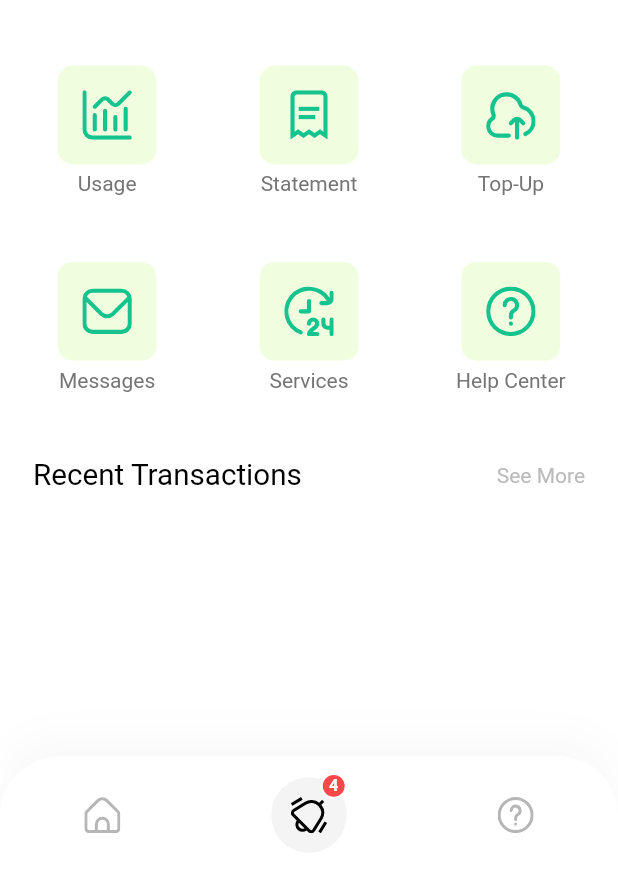
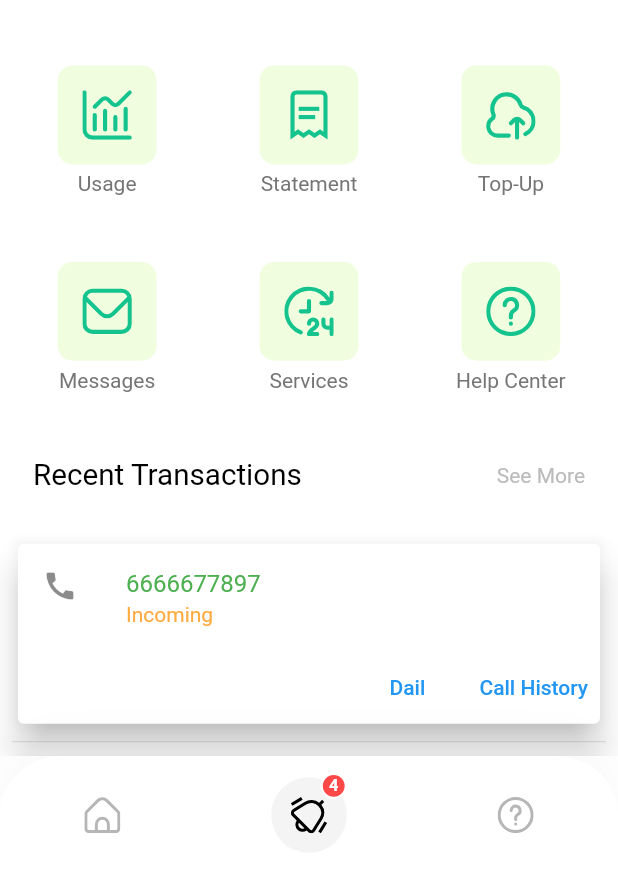
Before and after one commit to lynnemunini/easylight, a Flutter app: the HomeScreen screen opened by its route, on a phone screen of 412 x 824 dp, the part 362-1236 px from its top. Run offline on Flutter 3.47's test engine with Material 2 defaults, Android fonts, the phone set to English and light mode, and no system bars; our stand-ins replace flutter_svg; Roboto replaces fonts that are missing (poppins).

Commit message:
Added Transaction_card

```diff
--- a/lib/screens/home/components/body.dart
+++ b/lib/screens/home/components/body.dart
@@ -6,6 +6,7 @@ import 'balance_banner.dart';
 import 'home_header.dart';
 import 'services.dart';
 import 'transactions.dart';
+import 'transaction_card.dart';
 
 class Body extends StatelessWidget {
   @override
@@ -22,6 +23,7 @@ class Body extends StatelessWidget {
             Services(),
             SizedBox(height: getProportionateScreenWidth(20)),
             Transactions(),
+            transaction_card(),
           ],
         ),
       ),
--- /dev/null
+++ b/lib/screens/home/components/transaction_card.dart
@@ -0,0 +1,59 @@
+import 'package:flutter/material.dart';
+
+class transaction_card extends StatelessWidget {
+  const transaction_card({Key? key}) : super(key: key);
+
+  @override
+  Widget build(BuildContext context) {
+    final List<String> phoneNumber = <String>[
+      '6666677897',
+      '7777777777',
+    ];
+    final List<String> callType = <String>[
+      "Incoming",
+      "Outgoing",
+    ];
+
+    return ListView.separated(
+      shrinkWrap: true,
+      padding: const EdgeInsets.all(8),
+      itemCount: phoneNumber.length,
+      itemBuilder: (BuildContext context, int index) {
+        return Card(
+          color: Colors.white,
+          borderOnForeground: true,
+          elevation: 10,
+          child: Column(
+            mainAxisSize: MainAxisSize.min,
+            children: <Widget>[
+              ListTile(
+                leading: Icon(Icons.call),
+                title: Text("${phoneNumber[index]}",
+                    style: TextStyle(color: Colors.green)),
+                subtitle: Text(
+                  "${callType[index]}",
+                  style: TextStyle(color: Colors.orangeAccent),
+                ),
+              ),
+              Row(
+                mainAxisAlignment: MainAxisAlignment.end,
+                children: <Widget>[
+                  TextButton(
+                    child: const Text('Dail'),
+                    onPressed: () {/* ... */},
+                  ),
+                  const SizedBox(width: 8),
+                  TextButton(
+                    child: const Text('Call History'),
+                    onPressed: () {/* ... */},
+                  ),
+                ],
+              ),
+            ],
+          ),
+        );
+      },
+      separatorBuilder: (BuildContext context, int index) => const Divider(),
+    );
+  }
+}
--- a/lib/screens/home/components/transactions.dart
+++ b/lib/screens/home/components/transactions.dart
@@ -20,6 +20,7 @@ class Transactions extends StatelessWidget {
               //  ...List.generate(
               //Transactions
               // ),
+
               SizedBox(width: getProportionateScreenWidth(20)),
             ],
           ),
```
